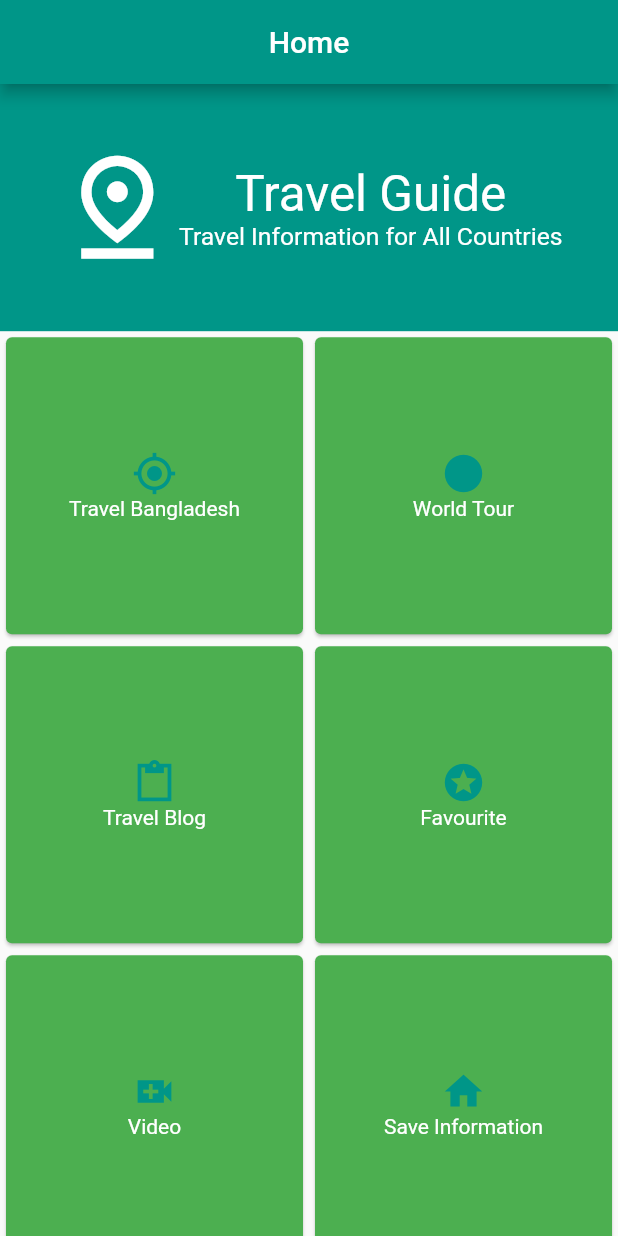
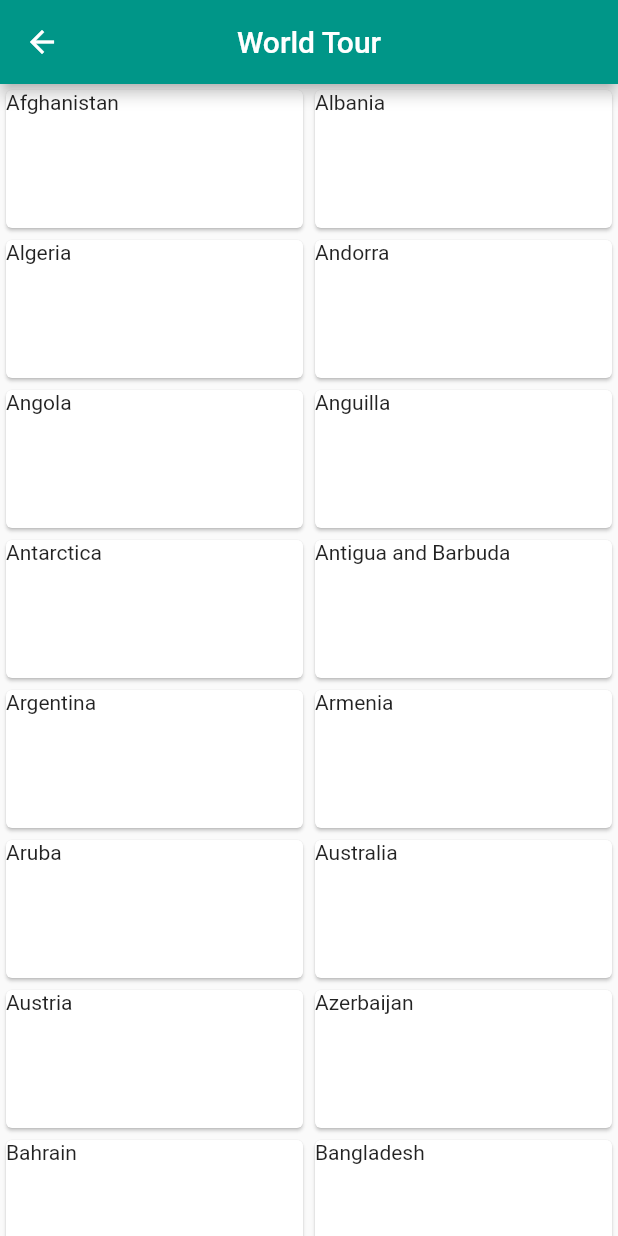
Before and after one commit to Obaydullah-Hasib/travel_guide, a Flutter app: the screen it shows after launch, after a tap on "World Tour", on a phone screen of 412 x 824 dp. Run offline on Flutter 3.47's test engine with Material 2 defaults, Android fonts, the phone set to English and light mode, and no system bars; our stand-ins replace font_awesome_flutter.

Commit message:
homepage_update&add_region

```diff
--- a/lib/main.dart
+++ b/lib/main.dart
@@ -14,6 +14,7 @@ class MyApp extends StatelessWidget {
     return MaterialApp(
     debugShowCheckedModeBanner: false,
       title: 'Flutter Demo',
+
       theme: ThemeData(
         primaryColor: Colors.teal,
         primarySwatch: Colors.teal,
--- a/lib/pages/myhomepage.dart
+++ b/lib/pages/myhomepage.dart
@@ -1,5 +1,9 @@
 import 'package:flutter/material.dart';
+import 'package:font_awesome_flutter/font_awesome_flutter.dart';
+import 'package:travel_guide/pages/region.dart';
 import 'package:travel_guide/widgets/appBarDecoration.dart';
+import 'package:travel_guide/widgets/static_variables.dart';
+import 'package:url_launcher/url_launcher.dart';
 class MyHomePageClass extends StatefulWidget {
   const MyHomePageClass({Key? key}) : super(key: key);
 
@@ -8,6 +12,10 @@ class MyHomePageClass extends StatefulWidget {
 }
 
 class _MyHomePageClassState extends State<MyHomePageClass> {
+  String _url_facebook='https://www.facebook.com';
+  String _url_youtube = 'https://www.youtube.com';
+  String _url_instagram = 'https://www.instagram.com';
+  String _url_twitter = 'https://www.twitter.com';
   @override
   Widget build(BuildContext context) {
     return Scaffold(
@@ -15,7 +23,6 @@ class _MyHomePageClassState extends State<MyHomePageClass> {
       body: _bodyUi(),
     );
   }
-
   Widget _bodyUi(){
     Size size =MediaQuery.of(context).size;
     Color Primerycolor =Theme.of(context).primaryColor;
@@ -48,18 +55,75 @@ class _MyHomePageClassState extends State<MyHomePageClass> {
             physics: ScrollPhysics(),
             gridDelegate: SliverGridDelegateWithFixedCrossAxisCount(
           crossAxisCount: 2,
-        ), itemCount: 6,itemBuilder: (context,index){
+        ),
+            itemCount: StaticVariables.HomeData.length,itemBuilder: (context,index){
           return _gridBuilder(index);
-        })
+        }),
+        Card(
+          child: Padding(
+            padding: const EdgeInsets.all(8.0),
+            child: Row(
+              mainAxisAlignment: MainAxisAlignment.spaceEvenly,
+              //one way to launch
+              // children: [
+              //   IconButton(onPressed: (){
+              //    canLaunch(_url_facebook);
+              //   }, icon: Icon(FontAwesomeIcons.facebook,size: 50,color: Colors.lightBlueAccent,)),
+              //   IconButton(onPressed: (){
+              //     canLaunch(_url_twitter);
+              //   }, icon: Icon(FontAwesomeIcons.twitter,size: 50,color: Colors.lightBlue,)),
+              //   IconButton(onPressed: (){
+              //     _launchURL(_url_youtube);
+              //   }, icon: Icon(FontAwesomeIcons.youtube,size: 50,color: Colors.red,)),
+              //   IconButton(onPressed: (){
+              //     _launchURL(_url_instagram);
+              //   }, icon: Icon(FontAwesomeIcons.instagram,size: 50,color: Colors.pinkAccent,)),
+              // ],
+              //OR you can call another function to lauch
+              //OR
+              children: [
+                IconButton(onPressed: () async{
+                  if(await canLaunch(_url_facebook))
+                    {
+                      await launch(_url_facebook);
+                    }
+                }, icon: Icon(FontAwesomeIcons.facebook,size: 50,color: Colors.lightBlueAccent,)),
+                IconButton(onPressed: () async{
+                  if(await canLaunch(_url_twitter))
+                  {
+                    await launch(_url_twitter);
+                  }
+                }, icon: Icon(FontAwesomeIcons.twitter,size: 50,color: Colors.lightBlue)),
+                IconButton(onPressed: () async{
+                  if(await canLaunch(_url_instagram))
+                  {
+                    await launch(_url_instagram);
+                  }
+                }, icon: Icon(FontAwesomeIcons.instagram,size: 50,color: Colors.pink)),
+                IconButton(onPressed: () async{
+                  if(await canLaunch(_url_youtube))
+                  {
+                    await launch(_url_youtube);
+                  }
+                }, icon: Icon(FontAwesomeIcons.youtube,size: 50,color: Colors.red,)),
+              ],
+            ),
+          ),
+        )
       ],
     );
   }
-}
-
   Widget _gridBuilder(int index) {
     return InkWell(
+      onTap: (){
+        if(index == 0 || index ==1)
+        {
+          Navigator.push(context, MaterialPageRoute(builder: (context)=>RegionPage(index:index,
+          region:StaticVariables.HomeData[index],
+          )));
 
-    onTap: (){},
+        }
+      },
       child: Card(
         color: Colors.green,
         child: Column(
@@ -72,12 +136,7 @@ Widget _gridBuilder(int index) {
               index==3?Icons.stars_sharp :
               index==4?Icons.video_call_sharp :
               Icons.home,color: Colors.teal,size: 30,),
-          Text(index==0?'Travel Bangladesh':
-          index==1? 'World Tour' :
-          index==2?'Travel Blog' :
-          index==3?'Favourite' :
-          index==4?'Video' :
-          'Save Information',style: TextStyle(
+            Text(StaticVariables.HomeData[index],style: TextStyle(
               color: Colors.white,
             ),)
           ],
@@ -85,3 +144,8 @@ Widget _gridBuilder(int index) {
       ),
     );
   }
+  void _launchURL(String _url) async{
+    if(!await launch(_url))
+    throw 'Could not launch $_url';
+  }
+}
--- /dev/null
+++ b/lib/pages/region.dart
@@ -0,0 +1,31 @@
+import 'package:flutter/material.dart';
+import 'package:travel_guide/widgets/appBarDecoration.dart';
+import 'package:travel_guide/widgets/static_variables.dart';
+class RegionPage extends StatefulWidget {
+  int? index;
+  String? region;
+
+  @override
+  _RegionPageState createState() => _RegionPageState();
+
+  RegionPage({this.index, this.region});
+}
+
+class _RegionPageState extends State<RegionPage> {
+  @override
+  Widget build(BuildContext context) {
+    return Scaffold(
+      appBar: appBarDEcoration(context, '${widget.region}'),
+      body: GridView.builder(gridDelegate: SliverGridDelegateWithFixedCrossAxisCount(
+      crossAxisCount:2,
+        mainAxisExtent: 100,
+      ),itemCount: widget.index==0?StaticVariables.TravelBD.length:StaticVariables.TravelWorld.length ,itemBuilder: (context,index){
+        return Card(
+          child: Text(widget.index==0
+        ?StaticVariables.TravelBD[index]:
+    StaticVariables.TravelWorld[index],
+        ));
+      }),
+    );
+  }
+}
--- /dev/null
+++ b/lib/widgets/static_variables.dart
@@ -0,0 +1,259 @@
+class StaticVariables{
+
+  static const List HomeData=[
+    'Travel Bangladesh',
+     'World Tour' ,
+    'Travel Blog' ,
+    'Favourite' ,
+    'Video' ,
+    'Save Information'
+  ];
+  static const List TravelBD =[
+    'Dhaka',
+    'Bogura',
+    'Chittagong',
+    'Sylhet'
+  ];
+  static const List TravelWorld =[
+    'Afghanistan',
+    'Albania',
+    'Algeria',
+    'Andorra',
+    'Angola',
+    'Anguilla',
+    'Antarctica',
+    'Antigua and Barbuda',
+    'Argentina',
+    'Armenia',
+    'Aruba',
+    'Australia',
+    'Austria',
+    'Azerbaijan',
+    'Bahrain',
+    'Bangladesh',
+    'Barbados',
+    'Belarus',
+    'Belgium',
+    'Belize',
+    'Benin',
+    'Bermuda',
+    'Bhutan',
+    'Bolivia',
+    'Bosnia and Herzegovina',
+    'Botswana',
+    'Bouvet Island',
+    'Brazil',
+    'British Indian Ocean Territory',
+    'British Virgin Islands',
+    'Brunei',
+    'Bulgaria',
+    'Burkina Faso',
+    'Burundi',
+    'Cambodia',
+    'Cameroon',
+    'Canada',
+    'Cape Verde',
+    'Cayman Islands',
+    'Central African Republic',
+    'Chad',
+    'Chile',
+    'China',
+    'Christmas Island',
+    'Cocos (Keeling) Islands',
+    'Colombia',
+    'Comoros',
+    'Congo',
+    'Cook Islands',
+    'Costa Rica',
+    'Cote d\'Ivoire',
+    'Croatia',
+    'Cuba',
+    'Cyprus',
+    'Czech Republic',
+    'Democratic Republic of the Congo',
+    'Denmark',
+    'Djibouti',
+    'Dominica',
+    'Dominican Republic',
+    'East Timor',
+    'Ecuador',
+    'Egypt',
+    'El Salvador',
+    'E,quatorial Guinea',
+    'Eritrea',
+    'Estonia',
+    'Ethiopia',
+    'Faeroe Islands',
+    'Falkland Islands',
+    'Fiji',
+    'Finland',
+    'Former Yugoslav Republic of Macedonia',
+    'France',
+    'French Guiana',
+    'French Polynesia',
+    'French Southern Territories',
+    'Gabon',
+    'Georgia',
+    'Germany',
+    'Ghana',
+    'Gibraltar',
+    'Greece',
+    'Greenland',
+    'Grenada',
+    'Guadeloupe',
+    'Guam',
+    'Guatemala',
+    'Guinea',
+    'Guinea-Bissau',
+    'Guyana',
+    'Haiti',
+    'Heard Island and McDonald Islands',
+    'Honduras',
+    'Hong Kong',
+    'Hungary',
+    'Iceland',
+    'India',
+    'Indonesia',
+    'Iran',
+    'Iraq',
+    'Ireland',
+    'Israel',
+    'Italy',
+    'Jamaica',
+    'Japan',
+    'Jordan',
+    'Kazakhstan',
+    'Kenya',
+    'Kiribati',
+    'Kuwait',
+    'Kyrgyzstan',
+    'Laos',
+    'Latvia',
+    'Lebanon',
+    'Lesotho',
+    'Liberia',
+    'Libya',
+    'Liechtenstein',
+    'Lithuania',
+    'Luxembourg',
+    'Macau',
+    'Madagascar',
+    'Malawi',
+    'Malaysia',
+    'Maldives',
+    'Mali',
+    'Malta',
+    'Marshall Islands',
+    'Martinique',
+    'Mauritania',
+    'Mauritius',
+    'Mayotte',
+    'Mexico',
+    'Micronesia',
+    'Moldova',
+    'Monaco',
+    'Mongolia',
+    'Montenegro',
+    'Montserrat',
+    'Morocco',
+    'Mozambique',
+    'Myanmar',
+    'Namibia',
+    'Nauru',
+    'Nepal',
+    'Netherlands',
+    'Netherlands Antilles',
+    'New Caledonia',
+    'New Zealand',
+    'Nicaragua',
+    'Niger',
+    'Nigeria',
+    'Niue',
+    'Norfolk Island',
+    'North Korea',
+    'Northern Marianas',
+    'Norway',
+    'Oman',
+    'Pakistan',
+    'Palau',
+    'Panama',
+    'Papua New Guinea',
+    'Paraguay',
+    'Peru',
+    'Philippines',
+    'Pitcairn Islands',
+    'Poland',
+    'Portugal',
+    'Puerto Rico',
+    'Qatar',
+    'Reunion',
+    'Romania',
+    'Russia',
+    'Rwanda',
+    'Sqo Tome and Principe',
+    'Saint Helena',
+    'Saint Kitts and Nevis',
+    'Saint Lucia',
+    'Saint Pierre and Miquelon',
+    'Saint Vincent and the Grenadines',
+    'Samoa',
+    'San Marino',
+    'Saudi Arabia',
+    'Senegal',
+    'Serbia',
+    'Seychelles',
+    'Sierra Leone',
+    'Singapore',
+    'Slovakia',
+    'Slovenia',
+    'Solomon Islands',
+    'Somalia',
+    'South Africa',
+    'South Georgia and the South Sandwich Islands',
+    'South Korea',
+    'South Sudan',
+    'Spain',
+    'Sri Lanka',
+    'Sudan',
+    'Suriname',
+    'Svalbard and Jan Mayen',
+    'Swaziland',
+    'Sweden',
+    'Switzerland',
+    'Syria',
+    'Taiwan',
+    'Tajikistan',
+    'Tanzania',
+    'Thailand',
+    'The Bahamas',
+    'The Gambia',
+    'Togo',
+    'Tokelau',
+    'Tonga',
+    'Trinidad and Tobago',
+    'Tunisia',
+    'Turkey',
+    'Turkmenistan',
+    'Turks and Caicos Islands',
+    'Tuvalu',
+    'Virgin Islands',
+    'Uganda',
+    'Ukraine',
+    'United Arab Emirates',
+    'United Kingdom',
+    'United States',
+    'United States Minor Outlying Islands',
+    'Uruguay',
+    'Uzbekistan',
+    'Vanuatu',
+    'Vatican City',
+    'Venezuela',
+    'Vietnam',
+    'Wallis and Futuna',
+    'Western Sahara',
+    'Yemen',
+    'Yugoslavia',
+    'Zambia',
+    'Zimbabwe'
+  ];
+}
--- a/pubspec.yaml
+++ b/pubspec.yaml
@@ -36,6 +36,7 @@ dependencies:
   cupertino_icons: ^1.0.2
   url_launcher: ^6.0.17
   flutter_lorem: ^2.0.0
+  font_awesome_flutter: ^9.2.0
 
 dev_dependencies:
   flutter_test:
```
Also changed, not shown: lib/widgets/static_variables/travel_bangladesh.dart (added), lib/widgets/static_variables/travel_world.dart (added), pubspec.lock, 1 other file. Lines whose indentation alone changed are shown as unchanged.
